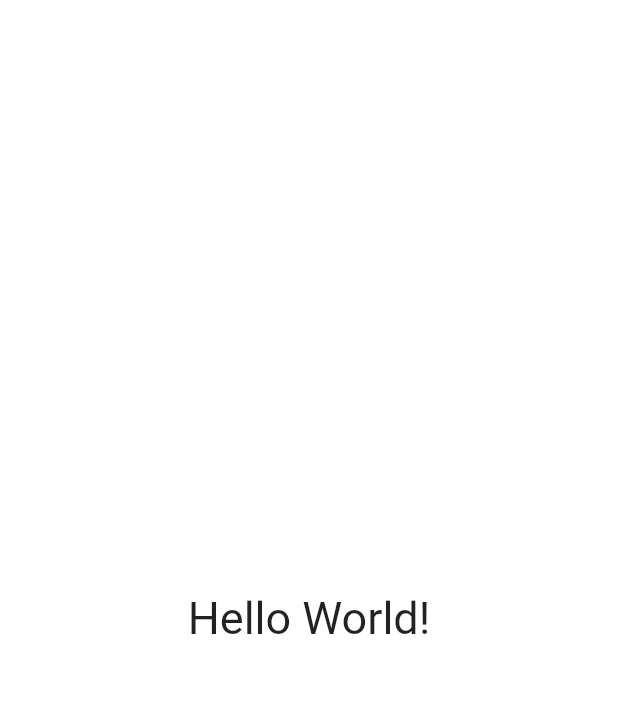
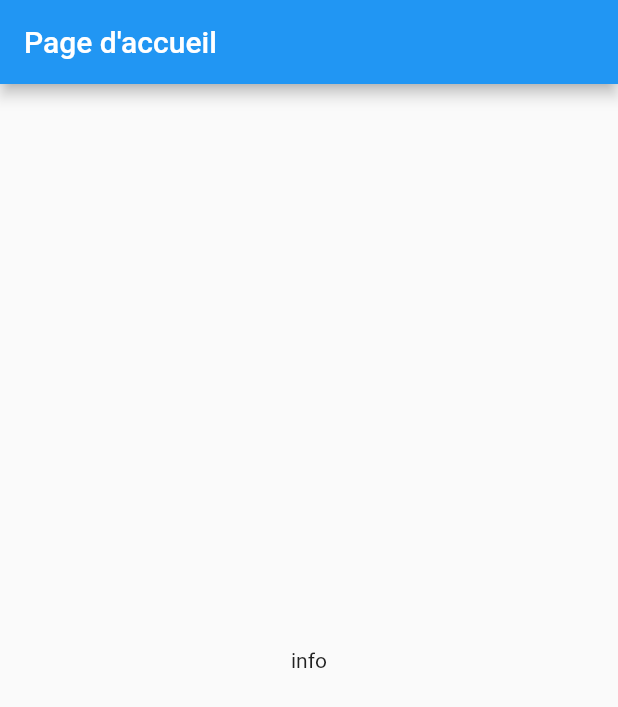
Before and after one commit to JoyoRichard007/Flutter_App, a Flutter app: the screen it shows after launch, on a phone screen of 412 x 824 dp. Shown: the top 707 px of the screen. Run offline on Flutter 3.47's test engine with Material 2 defaults, Android fonts, the phone set to English and light mode, and no system bars.

Commit message:
next commit

```diff
--- a/Application/lib/main.dart
+++ b/Application/lib/main.dart
@@ -1,25 +1,18 @@
 import 'package:flutter/material.dart';
+import 'package:premier_app/screens/Home.dart';
 
 void main() {
-  runApp(MyApp());
+  runApp(App());
 }
 
-class MyApp extends StatelessWidget {
+class App extends StatelessWidget {
   var info = "Bienvenue sur la page d'accueil";
   // This widget is the root of your application.
   @override
   Widget build(BuildContext context) {
-    return Container(
-        decoration: const BoxDecoration(color: Colors.white),
-        child: const Center(
-          child: Text(
-            'Hello World!',
-            textDirection: TextDirection.ltr,
-            style: TextStyle(
-              fontSize: 30,
-              color: Colors.black87,
-            ),
-          ),
-        ));
+    return MaterialApp(
+      debugShowCheckedModeBanner: false,
+      home: Home(),
+    );
   }
 }
--- /dev/null
+++ b/Application/lib/screens/Home.dart
@@ -0,0 +1,18 @@
+import 'package:flutter/material.dart';
+
+class Home extends StatefulWidget {
+  Home({Key? key}) : super(key: key);
+
+  @override
+  _HomeState createState() => _HomeState();
+}
+
+class _HomeState extends State<Home> {
+  @override
+  Widget build(BuildContext context) {
+    return SafeArea(
+        child: Scaffold(
+            appBar: AppBar(title: Text("Page d'accueil")),
+            body: Center(child: Text("info"))));
+  }
+}
```
Also changed, not shown: Application/lib/main1.dart (added, +25 -0 lines), Application/lib/images/image.png (added), 1 other file.
